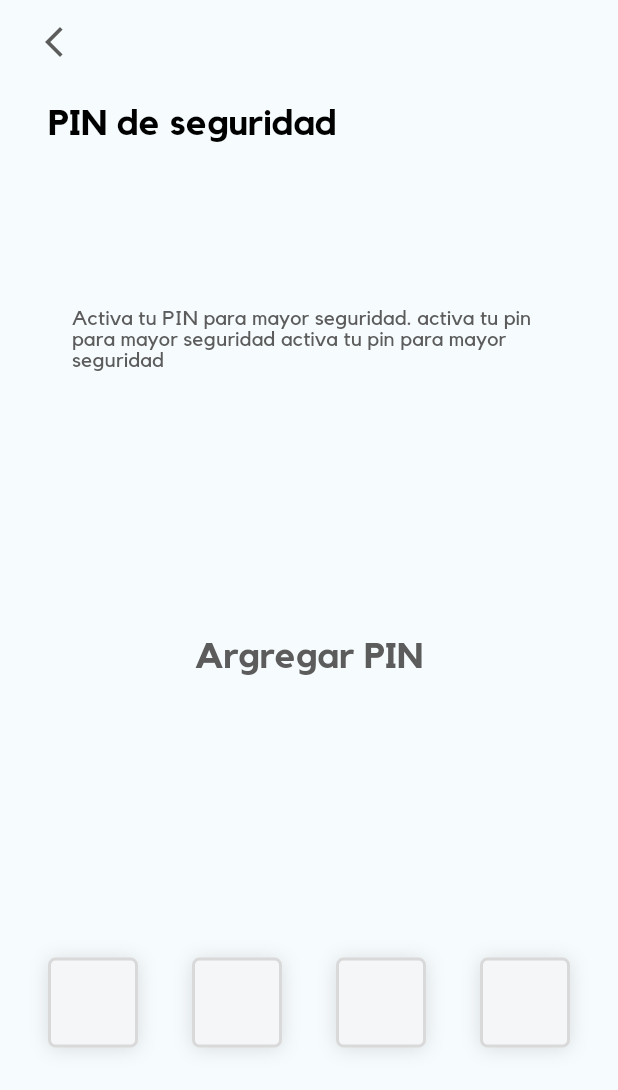
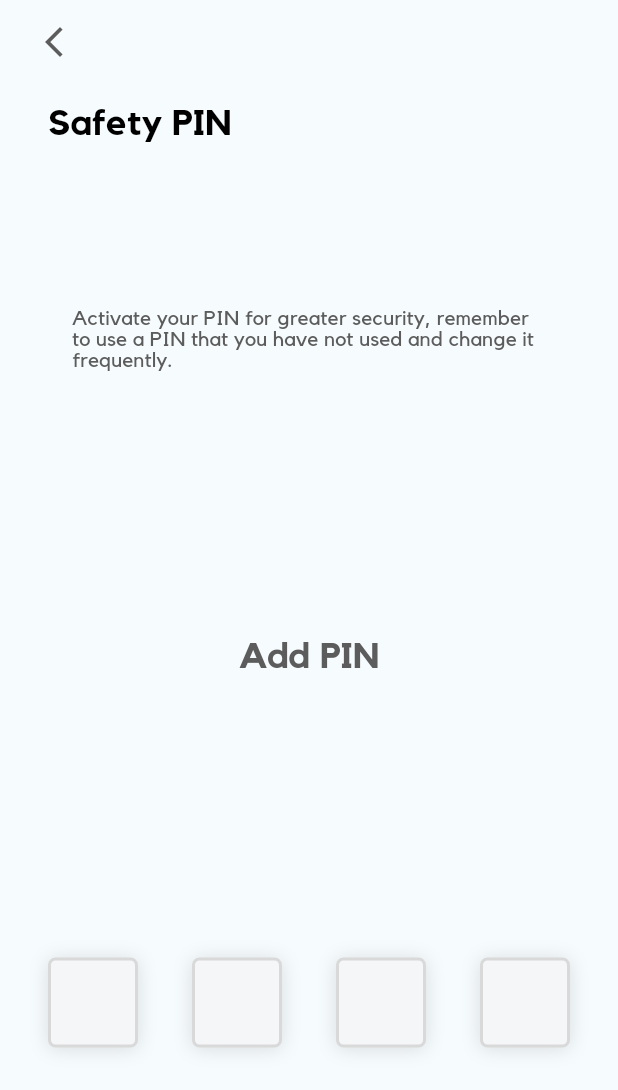
Before and after one commit to diegofca/fiico, a Flutter app: the SecurityPinCodePage screen opened directly, on a phone screen of 412 x 824 dp. Shown: the top 1090 px of the screen. Run offline on Flutter 3.47's test engine with Material 2 defaults, Android fonts, the phone set to English and light mode, and no system bars; drawn by our look-alikes of loader_overlay, overlay_support, pin_code_fields; our stand-ins replace animated_text_kit, bloc, bloc_concurrency, cached_network_image, cloud_firestore, connectivity_plus and 25 more; missing offline and left inert: currency_picker, facebook_audience_network, flutter_date_pickers, flutter_facebook_login, flutter_iconpicker, giffy_dialog and 3 more; accounts and stored records are empty; project files that could hold a hidden picture were left out.

Commit message:
feat: add new texts in localizables

```diff
--- a/assets/locales/en-US.json
+++ b/assets/locales/en-US.json
@@ -124,5 +124,22 @@
     "inactive": "Inactive",
     "unlimited": "Unlimited",
     "your_plan_is_unlimited": "Your plan is Unlimited!",
-    "dare_to_improve_your_plan": "Dare to improve your plan"
+    "dare_to_improve_your_plan": "Dare to improve your plan",
+    "you_have_no_active_budgets": "You have no active budgets",
+    "settings": "Settings",
+    "security": "Security",
+    "information": "Information",
+    "change_language": "Change language",
+    "about_of_valiu": "About of Valiu",
+    "contact": "Contact",
+    "security_settings": "Security settings",
+    "change_pin_message": "Activate your PIN for greater security, remember to use a PIN that you have not used and change it frequently.",
+    "successful_update": "Successful update",
+    "change_your_pin": "Change your PIN",
+    "add_pin": "Add PIN",
+    "change_pin": "Change PIN",
+    "save_button": "Save",
+    "enter_old_pin": "Enter your old PIN",
+    "enter_new_pin": "Enter your new PIN",
+    "error_updating_your_pin": "Error updating your PIN"
 }
--- a/assets/locales/es-SP.json
+++ b/assets/locales/es-SP.json
@@ -124,6 +124,22 @@
     "inactive": "Inactivo",
     "unlimited": "Ilimitado",
     "your_plan_is_unlimited": "¡Tu plan es ilimitado!",
-    "dare_to_improve_your_plan": "Atrévete a mejorar tu plan"
-
+    "dare_to_improve_your_plan": "Atrévete a mejorar tu plan",
+    "you_have_no_active_budgets": "No tienes presupuestos activos",
+    "settings": "Configuración",
+    "security": "Seguridad",
+    "information": "Información",
+    "change_language": "Cambiar idioma",
+    "about_of_valiu": "Acerca de Valiu",
+    "contact": "Contacto",
+    "security_settings": "Configuración de seguridad",
+    "change_pin_message": "Activa tu pin para mayor seguridad, recuerda usar un pin que no hayas usado y cámbialo con frecuencia.",
+    "successful_update": "Actualización exitosa",
+    "change_your_pin": "Cambiar tu PIN",
+    "add_pin": "Agregar PIN",
+    "change_pin": "Cambiar PIN",
+    "save_button": "Guardar",
+    "enter_old_pin": "Ingresa tu antiguo PIN",
+    "enter_new_pin": "Ingresa tu nuevo PIN",
+    "error_updating_your_pin": "Error al actualizar tu PIN"
 }
--- a/lib/helpers/manager/localizable_manager.dart
+++ b/lib/helpers/manager/localizable_manager.dart
@@ -139,4 +139,21 @@ class FiicoLocale {
   static final unlimited = "unlimited".tr();
   static final yourPlanIsUnlimited = "yout_plan_is_unlimited".tr();
   static final dareToImproveYourPlan = "dare_to_improve_your_plan".tr();
+  static final youHaveNoActiveBudgets = "you_have_no_active_budgets".tr();
+  static final settings = "settings".tr();
+  static final security = "security".tr();
+  static final information = "information".tr();
+  static final changeLanguage = "change_language".tr();
+  static final aboutOfValiu = "about_of_valiu".tr();
+  static final contact = "contact".tr();
+  static final securitySettings = "security_settings".tr();
+  static final changePinMessage = "change_pin_message".tr();
+  static final successfulUpdate = "successful_update".tr();
+  static final changeYourPin = "change_your_pin".tr();
+  static final addPin = "add_pin".tr();
+  static final changePin = "change_pin".tr();
+  static final saveButton = "save_button".tr();
+  static final enterOldPin = "enter_old_pin".tr();
+  static final enterNewPin = "enter_new_pin".tr();
+  static final errorUpdatingYourPin = "error_updating_your_pin".tr();
 }
--- a/lib/modules/settings/settingsConfig/settings_contact.dart
+++ b/lib/modules/settings/settingsConfig/settings_contact.dart
@@ -1,3 +1,4 @@
+import 'package:control/helpers/manager/localizable_manager.dart';
 import 'package:control/models/setting.dart';
 import 'package:flutter/material.dart';
 
@@ -9,7 +10,7 @@ class SettingsContactConfiguration {
 // SECURITY GROUP SETTINGS  ----------------------------------------------------
   /// CONTACT GROUP INFORMATION ------------------------------------------------
   SettingItem contact() => SettingItem(
-        name: 'CONTACTO',
+        name: FiicoLocale.contact.toUpperCase(),
         childs: [
           SettingItem(
             name: 'Centro de ayuda',
--- a/lib/modules/settings/settingsConfig/settings_general.dart
+++ b/lib/modules/settings/settingsConfig/settings_general.dart
@@ -1,5 +1,6 @@
 import 'package:control/helpers/database/shared_preference.dart';
 import 'package:control/helpers/extension/colors.dart';
+import 'package:control/helpers/manager/localizable_manager.dart';
 import 'package:control/models/setting.dart';
 import 'package:control/modules/premium/view/premium_page.dart';
 import 'package:control/modules/settings/settingsConfig/settings_contact.dart';
@@ -16,11 +17,14 @@ class SettingsConfiguration {
 
   SettingsConfiguration(this.context);
 
-  SettingItem get setting => SettingItem(name: 'Settings', childs: [
-        _general(),
-        SettingsInfoConfiguration(context).info(),
-        SettingsContactConfiguration(context).contact()
-      ]);
+  SettingItem get setting => SettingItem(
+        name: FiicoLocale.settings,
+        childs: [
+          _general(),
+          SettingsInfoConfiguration(context).info(),
+          SettingsContactConfiguration(context).contact()
+        ],
+      );
 
 // GENERAL GROUP SETTINGS  -----------------------------------------------------
   SettingItem _general() => SettingItem(name: 'GENERAL', childs: [
@@ -30,7 +34,7 @@ class SettingsConfiguration {
 
   // Security item
   SettingItem _security() => SettingItem(
-        name: 'Seguridad',
+        name: FiicoLocale.security,
         onTap: () async {
           final user = await Preferences.get.getUser();
           FiicoRoute.send(
--- a/lib/modules/settings/settingsConfig/settings_security.dart
+++ b/lib/modules/settings/settingsConfig/settings_security.dart
@@ -1,4 +1,5 @@
 import 'package:control/helpers/database/shared_preference.dart';
+import 'package:control/helpers/manager/localizable_manager.dart';
 import 'package:control/models/setting.dart';
 import 'package:control/modules/settings/view/pages/biometricID/view/biometric_id_page.dart';
 import 'package:control/modules/settings/view/pages/pinCode/view/security_pin_code_page.dart';
@@ -12,9 +13,9 @@ class SettingsSecurityConfiguration {
 
 // SECURITY GROUP SETTINGS  ----------------------------------------------------
   SettingItem security() => SettingItem(
-        name: 'Seguridad',
+        name: FiicoLocale.security,
         childs: [
-          SettingItem(name: 'Configurar seguridad', childs: [
+          SettingItem(name: FiicoLocale.securitySettings, childs: [
             _pinCode(),
             _faceID(),
           ]),
@@ -23,7 +24,7 @@ class SettingsSecurityConfiguration {
 
   // Pincode item
   SettingItem _pinCode() => SettingItem(
-        name: 'Código de seguridad',
+        name: FiicoLocale.securityPinTitle,
         onTap: () async {
           final user = await Preferences.get.getUser();
           FiicoRoute.send(context, SecurityPinCodePage(user: user));
--- a/lib/modules/settings/view/pages/aboutAt/view/about_of_success_view.dart
+++ b/lib/modules/settings/view/pages/aboutAt/view/about_of_success_view.dart
@@ -28,8 +28,7 @@ class AboutOfSuccessView extends StatelessWidget {
   }
 
   Widget _bodyView(BuildContext context) {
-    return Expanded(
-      child: Container(
+    return Container(
       alignment: Alignment.center,
       width: double.maxFinite,
       decoration: BoxDecoration(
@@ -59,7 +58,6 @@ class AboutOfSuccessView extends StatelessWidget {
             ),
           ),
         ],
-        ),
       ),
     );
   }
--- a/lib/modules/settings/view/pages/biometricID/view/biometric_id_page.dart
+++ b/lib/modules/settings/view/pages/biometricID/view/biometric_id_page.dart
@@ -1,6 +1,7 @@
 import 'package:control/helpers/extension/colors.dart';
 import 'package:control/helpers/genericViews/fiico_alert_dialog.dart';
 import 'package:control/helpers/genericViews/gray_app_bard.dart';
+import 'package:control/helpers/manager/localizable_manager.dart';
 import 'package:control/models/user.dart';
 import 'package:control/modules/settings/view/pages/biometricID/bloc/biometric_id_bloc.dart';
 import 'package:control/modules/settings/view/pages/biometricID/repository/biometric_id_repository.dart';
@@ -71,9 +72,8 @@ class BiometricIDPageView extends StatelessWidget {
   void _showCorrectLoggedAlert(BuildContext context) {
     FiicoAlertDialog.showSuccess(
       context,
-      title: 'Actualización exitosa',
-      message:
-          'Hemos actualizado tu PIN de seguridad, recuerda actualizarlo continuamente para tener tus datos seguros.',
+      title: FiicoLocale.successfulUpdate,
+      message: FiicoLocale.changePinMessage,
       onOkAction: () => FiicoRoute.back(context),
     );
   }
--- a/lib/modules/settings/view/pages/pinCode/view/security_pin_code_page.dart
+++ b/lib/modules/settings/view/pages/pinCode/view/security_pin_code_page.dart
@@ -1,6 +1,7 @@
 import 'package:control/helpers/extension/colors.dart';
 import 'package:control/helpers/genericViews/fiico_alert_dialog.dart';
 import 'package:control/helpers/genericViews/gray_app_bard.dart';
+import 'package:control/helpers/manager/localizable_manager.dart';
 import 'package:control/models/user.dart';
 import 'package:control/modules/settings/view/pages/pinCode/bloc/security_pin_code_bloc.dart';
 import 'package:control/modules/settings/view/pages/pinCode/repository/security_pin_code_repository.dart';
@@ -21,8 +22,8 @@ class SecurityPinCodePage extends StatelessWidget {
   Widget build(BuildContext context) {
     return Scaffold(
       backgroundColor: FiicoColors.grayBackground,
-      appBar: const GenericAppBar(
-        text: "PIN de seguridad",
+      appBar: GenericAppBar(
+        text: FiicoLocale.securityPinTitle,
         textColor: FiicoColors.black,
       ),
       body: BlocProvider(
@@ -66,7 +67,7 @@ class SecurityPinCodePageView extends StatelessWidget {
         if (state.isPinUpdated) {
           FiicoAlertDialog.showSuccess(
             context,
-            title: 'Actualización exitosa',
+            title: FiicoLocale.successfulUpdate,
             message:
                 'Hemos actualizado tu PIN de seguridad, recuerda actualizarlo continuamente para tener tus datos seguros.',
             onOkAction: () => FiicoRoute.back(context),
--- a/lib/modules/settings/view/pages/pinCode/view/security_pin_code_success_view.dart
+++ b/lib/modules/settings/view/pages/pinCode/view/security_pin_code_success_view.dart
@@ -5,6 +5,7 @@ import 'package:control/helpers/extension/font_styles.dart';
 import 'package:control/helpers/fonts_params.dart';
 import 'package:control/helpers/genericViews/fiico_alert_dialog.dart';
 import 'package:control/helpers/genericViews/fiico_button.dart';
+import 'package:control/helpers/manager/localizable_manager.dart';
 import 'package:control/modules/settings/view/pages/pinCode/bloc/security_pin_code_bloc.dart';
 import 'package:flutter/material.dart';
 import 'package:flutter_bloc/flutter_bloc.dart';
@@ -97,13 +98,13 @@ class SecurityPinCodeSuccessViewState
   }
 
   Widget _descriptionPinCodeView() {
-    return const Padding(
-      padding: EdgeInsets.only(
+    return Padding(
+      padding: const EdgeInsets.only(
         right: FiicoPaddings.sixteen,
         left: FiicoPaddings.sixteen,
       ),
       child: Text(
-        'Activa tu PIN para mayor seguridad. activa tu pin para mayor seguridad activa tu pin para mayor seguridad',
+        FiicoLocale.changePinMessage,
         style: Style.subtitle,
         maxLines: FiicoMaxLines.four,
       ),
@@ -136,7 +137,7 @@ class SecurityPinCodeSuccessViewState
         child: SizedBox(
           width: double.maxFinite,
           child: FiicoButton.pink(
-            title: 'Guardar',
+            title: FiicoLocale.saveButton,
             ontap: () => _savePinCode(context),
           ),
         ),
@@ -154,7 +155,7 @@ class SecurityPinCodeSuccessViewState
         child: SizedBox(
           width: double.maxFinite,
           child: FiicoButton.pink(
-            title: 'Cambiar PIN',
+            title: FiicoLocale.changePin,
             ontap: () => context
                 .read<SecurityPinCodeBloc>()
                 .add(const SecurityPinCodeChangeUnLockRequest(isUnLock: true)),
@@ -183,12 +184,12 @@ class SecurityPinCodeSuccessViewState
 
   String _titleStatusChangePin() {
     return !isUserContentPin()
-        ? 'Argregar PIN'
+        ? FiicoLocale.addPin
         : !isUnlockChangeActive()
-            ? 'Cambia tu PIN'
+            ? FiicoLocale.changeYourPin
             : isChangeCodeActive()
-                ? 'Ingresa tu antiguo PIN'
-                : 'Ingresa tu nuevo PIN';
+                ? FiicoLocale.enterOldPin
+                : FiicoLocale.enterNewPin;
   }
 
   void _changePinCode(BuildContext context, String pinCode) {
@@ -220,7 +221,7 @@ class SecurityPinCodeSuccessViewState
   void _showErrorPinDialog() {
     FiicoAlertDialog.showWarnning(
       context,
-      title: 'Error al actualizar tu PIN',
+      title: FiicoLocale.errorUpdatingYourPin,
       message:
           'El PIN que has ingresado no es el correcto, intentalo de nuevo.',
     );
```
Also changed, not shown: lib/modules/budgets/view/emptyView/budgets_empty_view.dart (+15 -14 lines), lib/modules/settings/settingsConfig/settings_info.dart (+5 -12 lines). Lines whose indentation alone changed are shown as unchanged.
